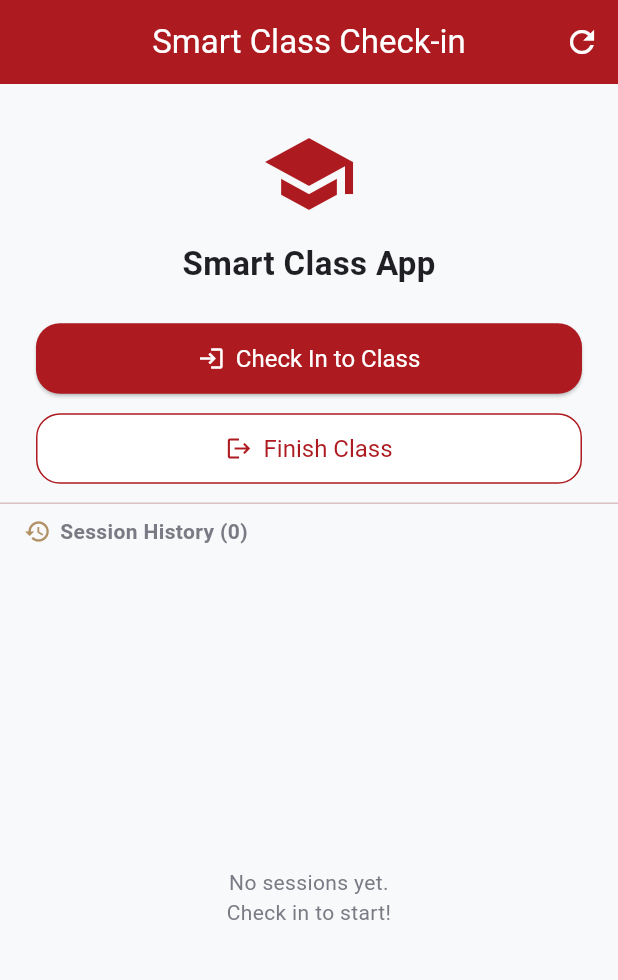
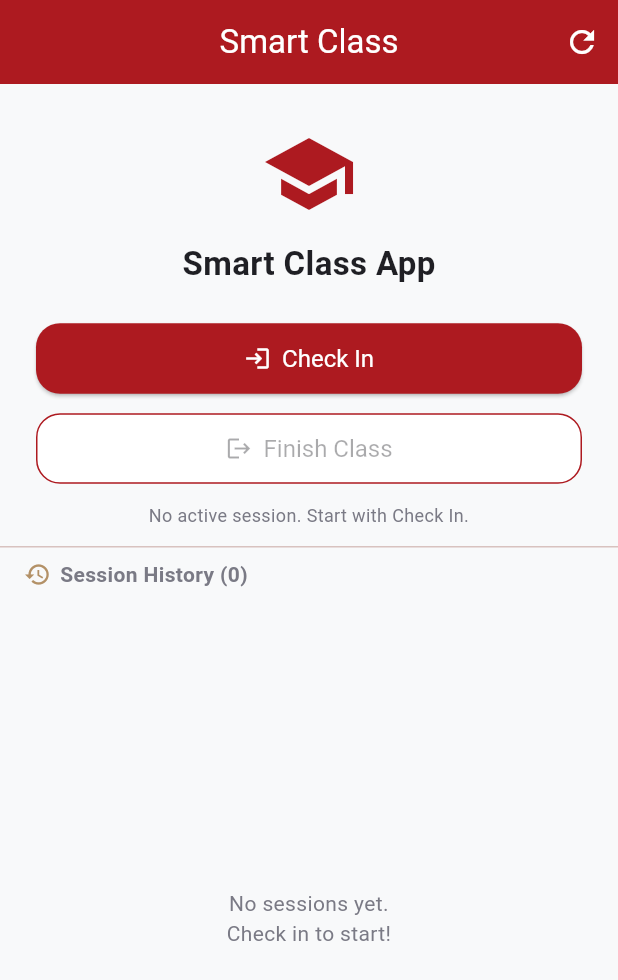
Before and after one commit to EaindrayMFU26/Lab_Test_6731503052, a Flutter app: the screen it shows after launch, on a phone screen of 412 x 824 dp. Shown: the top 980 px of the screen. Run offline on Flutter 3.47's test engine with Material 3 defaults, Android fonts, the phone set to English and light mode, and no system bars; our stand-ins replace cloud_firestore, firebase_core, geolocator, shared_preferences; missing offline and left inert: geolocator_platform_interface, mobile_scanner; accounts and stored records are empty.

Commit message:
Enforce single active session flow and stricter form lifecycle validation

```diff
--- a/smart_class_app/lib/screens/home_screen.dart
+++ b/smart_class_app/lib/screens/home_screen.dart
@@ -14,6 +14,14 @@ class HomeScreen extends StatefulWidget {
 
 class _HomeScreenState extends State<HomeScreen> {
   List<ClassSession> _sessions = [];
+
+  ClassSession? get _activeSession {
+    final active = _sessions
+        .where((s) => s.status == SessionStatus.checkedIn)
+        .toList()
+      ..sort((a, b) => b.checkInTime.compareTo(a.checkInTime));
+    return active.isEmpty ? null : active.first;
+  }
 
   @override
   void initState() {
@@ -36,7 +44,7 @@ class _HomeScreenState extends State<HomeScreen> {
   Widget build(BuildContext context) {
     return Scaffold(
       appBar: AppBar(
-        title: const Text('Smart Class Check-in'),
+        title: const Text('Smart Class'),
         centerTitle: true,
         actions: [
           IconButton(
@@ -68,12 +76,16 @@ class _HomeScreenState extends State<HomeScreen> {
                   width: double.infinity,
                   child: ElevatedButton.icon(
                     icon: const Icon(Icons.login),
-                    label: const Text('Check In to Class'),
+                    label: Text(
+                      _activeSession == null ? 'Check In' : 'Resume Active Session',
+                    ),
                     style: ElevatedButton.styleFrom(
                       padding: const EdgeInsets.symmetric(vertical: 14),
                       textStyle: const TextStyle(fontSize: 16),
                     ),
-                    onPressed: () => _navigate(const CheckInScreen()),
+                    onPressed: _activeSession == null
+                        ? () => _navigate(const CheckInScreen())
+                        : null,
                   ),
                 ),
                 const SizedBox(height: 12),
@@ -85,10 +97,25 @@ class _HomeScreenState extends State<HomeScreen> {
                     style: OutlinedButton.styleFrom(
                       padding: const EdgeInsets.symmetric(vertical: 14),
                       textStyle: const TextStyle(fontSize: 16),
-                      backgroundColor: AppColors.white,
+                      backgroundColor: _activeSession == null
+                          ? AppColors.white
+                          : AppColors.cream,
                     ),
-                    onPressed: () => _navigate(const FinishClassScreen()),
+                    onPressed: _activeSession == null
+                        ? null
+                        : () => _navigate(const FinishClassScreen()),
                   ),
+                ),
+                const SizedBox(height: 12),
+                Text(
+                  _activeSession == null
+                      ? 'No active session. Start with Check In.'
+                      : 'Active session found. Please finish it before a new check-in.',
+                  style: const TextStyle(
+                    color: AppColors.secondaryText,
+                    fontSize: 12,
+                  ),
+                  textAlign: TextAlign.center,
                 ),
               ],
             ),
@@ -150,11 +177,12 @@ class _HomeScreenState extends State<HomeScreen> {
                             style: const TextStyle(fontWeight: FontWeight.w600),
                           ),
                           subtitle: Text(
-                            '${_formatDate(s.checkInTime)}  •  '
+                            'Check-in: ${_formatDate(s.checkInTime)}\n'
+                            'Finish: ${s.finishTime != null ? _formatDate(s.finishTime!) : '-'}\n'
                             'Mood: ${s.mood}/5\n'
-                            'QR: ${s.checkInQr}',
+                            'Learned: ${_shorten(s.learnedToday)}',
                           ),
-                          isThreeLine: true,
+                          isThreeLine: false,
                           trailing: Chip(
                             label: Text(
                               isCompleted ? 'Done' : 'Active',
@@ -184,5 +212,10 @@ class _HomeScreenState extends State<HomeScreen> {
       '${dt.year}-${_p(dt.month)}-${_p(dt.day)} '
       '${_p(dt.hour)}:${_p(dt.minute)}';
 
+  String _shorten(String? value) {
+    if (value == null || value.trim().isEmpty) return '-';
+    return value.length <= 22 ? value : '${value.substring(0, 22)}...';
+  }
+
   String _p(int n) => n.toString().padLeft(2, '0');
 }
```
Also changed, not shown: smart_class_app/lib/screens/check_in_screen.dart (+75 -6 lines), smart_class_app/lib/screens/finish_class_screen.dart (+21 -2 lines), smart_class_app/lib/services/storage_service.dart (+13 -0 lines).
